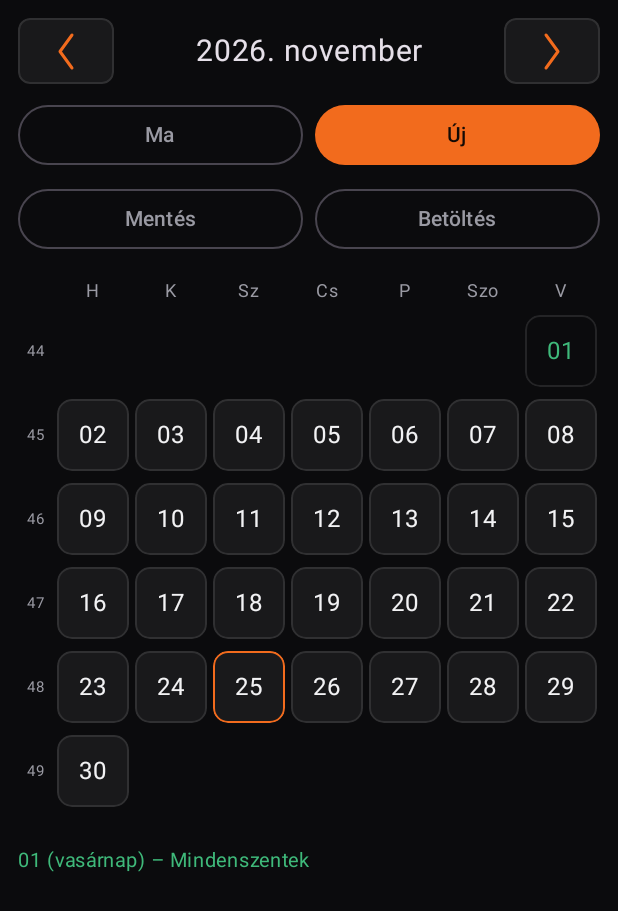
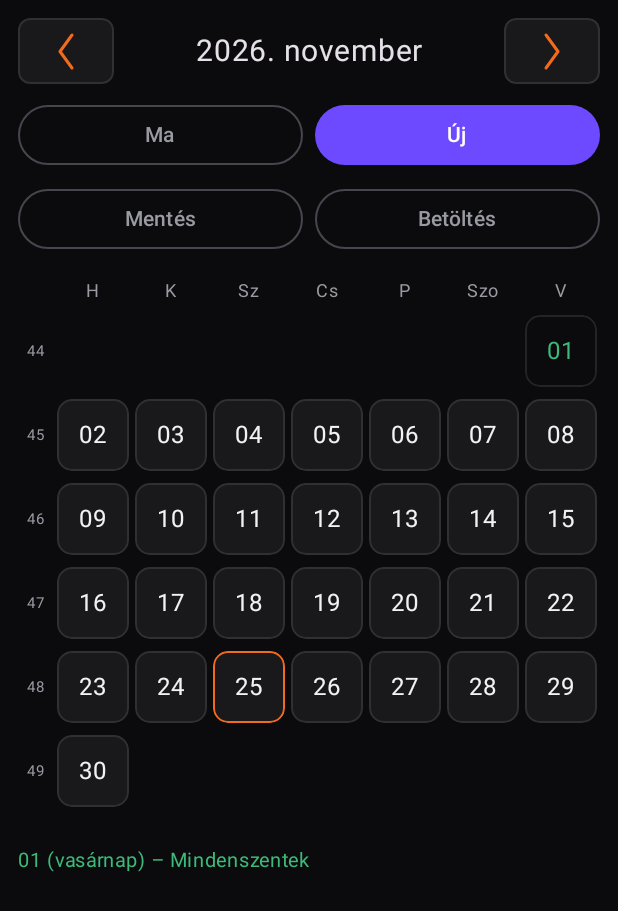
Before and after one commit to kalmar-imre-ai/naptar, an Android app built with Jetpack Compose: the screen it shows after launch (MainActivity), on a phone screen of 412 x 824 dp. Shown: the top 911 px of the screen. Run offline under Robolectric (Android 15) with nearby library versions, the phone set to English and light mode, and no system bars.

Commit message:
Update color scheme in MainActivity

```diff
--- a/app/src/main/java/com/kalmarimre/naptar/MainActivity.kt
+++ b/app/src/main/java/com/kalmarimre/naptar/MainActivity.kt
@@ -42,12 +42,12 @@ class MainActivity : ComponentActivity() {
                     surfaceContainerHigh = Color(0xFF141417),
                     onSurface = Color(0xFFF2F2F4),
                     onSurfaceVariant = Color(0xFF9A9AA3),
-                    primary = Color(0xFFF26B1D),
-                    onPrimary = Color(0xFF120A05),
-                    primaryContainer = Color(0xFFF26B1D),
-                    onPrimaryContainer = Color(0xFF120A05),
-                    secondaryContainer = Color(0xFFF26B1D),
-                    onSecondaryContainer = Color(0xFF120A05)
+                    primary = Color(0xFF6D4AFF),
+                    onPrimary = Color(0xFFFFFFFF),
+                    primaryContainer = Color(0xFF6D4AFF),
+                    onPrimaryContainer = Color(0xFFFFFFFF),
+                    secondaryContainer = Color(0xFF6D4AFF),
+                    onSecondaryContainer = Color(0xFFFFFFFF)
                 )
             ) {
                 Surface(modifier = Modifier.fillMaxSize()) {
```
